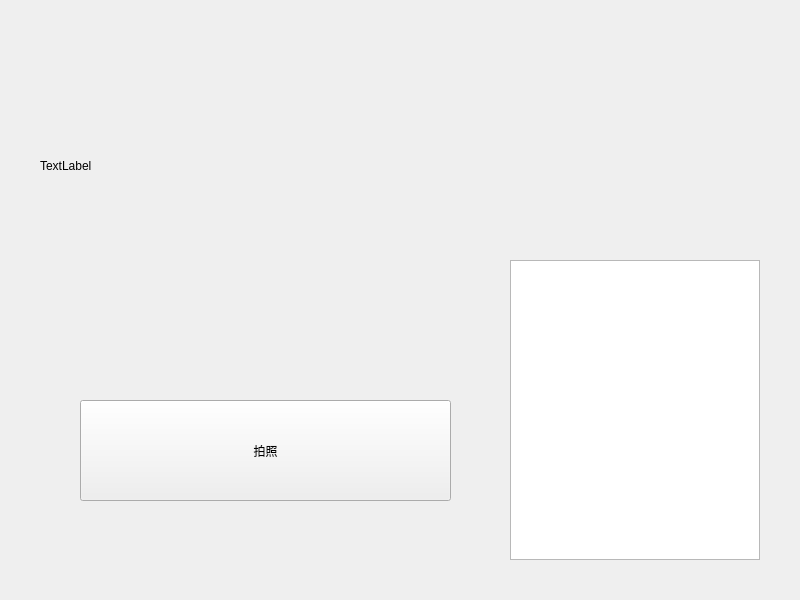
This is recognition.ui in RookieMoB/Image_Recognition as Qt 5 draws it before an edit. The edited form follows.
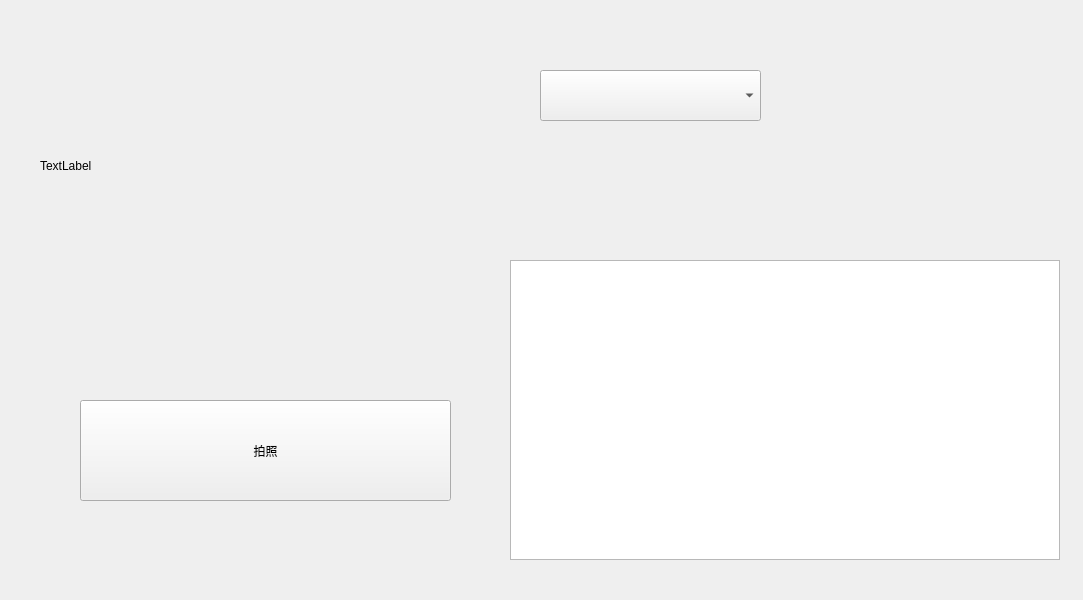
This is the edited form.

Diff of the .ui file:
```diff
--- a/recognition.ui
+++ b/recognition.ui
@@ -6,7 +6,7 @@
    <rect>
     <x>0</x>
     <y>0</y>
-    <width>800</width>
+    <width>1083</width>
     <height>600</height>
    </rect>
   </property>
@@ -47,19 +47,19 @@
     <rect>
      <x>510</x>
      <y>260</y>
-     <width>250</width>
+     <width>550</width>
      <height>300</height>
     </rect>
    </property>
    <property name="minimumSize">
     <size>
-     <width>250</width>
+     <width>550</width>
      <height>300</height>
     </size>
    </property>
    <property name="maximumSize">
     <size>
-     <width>250</width>
+     <width>550</width>
      <height>300</height>
     </size>
    </property>
@@ -69,6 +69,21 @@
     </font>
    </property>
   </widget>
+  <widget class="QComboBox" name="comboBox">
+   <property name="geometry">
+    <rect>
+     <x>540</x>
+     <y>70</y>
+     <width>221</width>
+     <height>51</height>
+    </rect>
+   </property>
+   <property name="font">
+    <font>
+     <pointsize>20</pointsize>
+    </font>
+   </property>
+  </widget>
  </widget>
  <resources/>
  <connections/>
```
